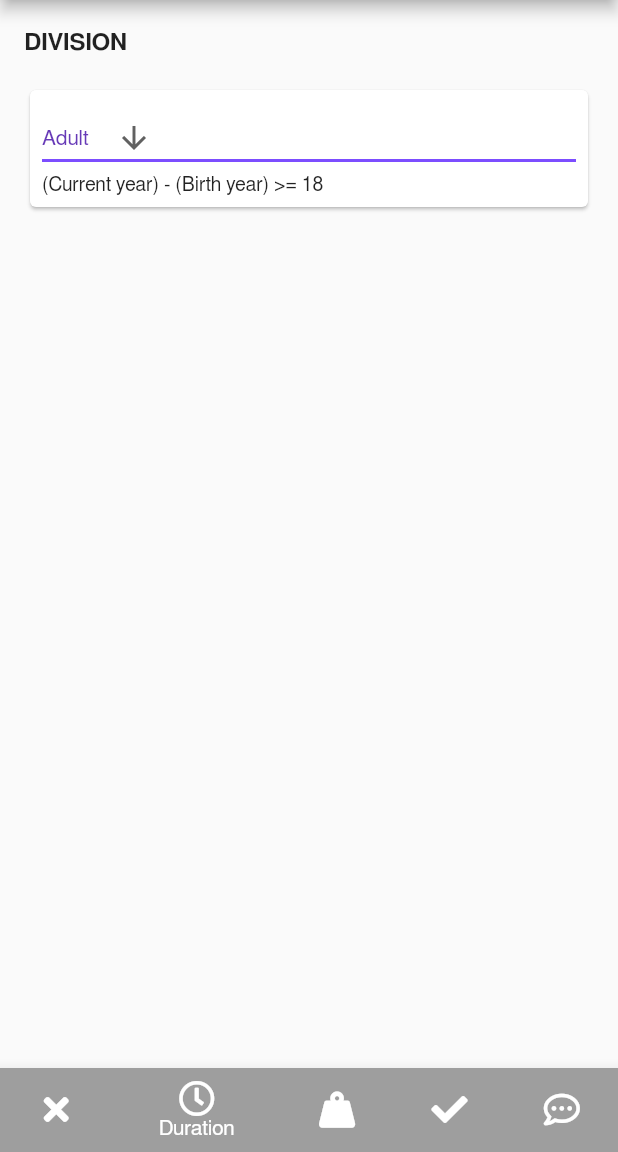
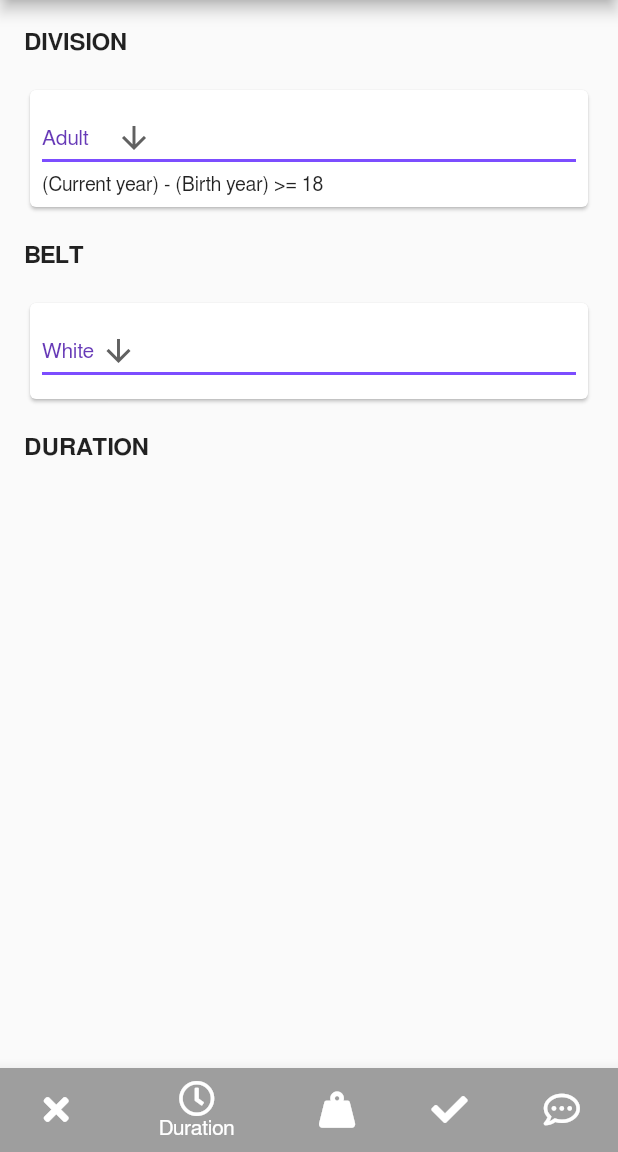
Before and after one commit to leregdos/bjj-mongolian, a Flutter app: the screen it shows after launch, item 2 of the bottom bar chosen, on a phone screen of 412 x 824 dp, the part 84-1236 px from its top. Run offline on Flutter 3.47's test engine with Material 2 defaults, Android fonts, the light colour scheme and no system bars; our stand-ins replace font_awesome_flutter; Roboto replaces fonts that are missing (FreeSans).

Commit message:
Add belt divisions

```diff
--- a/bjj_mongolian_rulebook/lib/durationPage.dart
+++ b/bjj_mongolian_rulebook/lib/durationPage.dart
@@ -7,6 +7,7 @@ class DurationPage extends StatefulWidget {
 
 class _DurationPageState extends State<DurationPage> {
   String dropdownValue = 'Adult';
+  String dropdownValueBelt = 'White';
   List<String> divisionList = [
     'Kids 1',
     'Kids 2',
@@ -19,6 +20,7 @@ class _DurationPageState extends State<DurationPage> {
     'Master'
   ];
   List<int> ageList = [4, 6, 8, 10, 12, 14, 16, 18, 30];
+  List<String> beltList = ['White', 'Blue', 'Purple', 'Brown', 'Black'];
   int age = 18;
 
   @override
@@ -41,7 +43,83 @@ class _DurationPageState extends State<DurationPage> {
             child: buildDropdownButton(),
           ),
         ),
+        ListTile(
+          title: Text(
+            'BELT',
+            style: TextStyle(
+                fontSize: 16,
+                fontFamily: 'FreeSans',
+                fontWeight: FontWeight.bold),
+          ),
+        ),
+        Padding(
+          padding: const EdgeInsets.symmetric(horizontal: 16.0),
+          child: divisionList.indexOf(dropdownValue) > 6
+              ? Card(child: buildBeltDropdownButton())
+              : Card(
+                  elevation: 2,
+                  child: Padding(
+                    padding: const EdgeInsets.all(16.0),
+                    child: Container(
+                      height: 16,
+                      child: Text(
+                        'All Belts',
+                        style: TextStyle(
+                          color: Colors.deepPurple,
+                          fontSize: 15,
+                          fontFamily: 'FreeSans',
+                        ),
+                      ),
+                    ),
+                  ),
+                ),
+        ),
+        ListTile(
+          title: Text(
+            'DURATION',
+            style: TextStyle(
+                fontSize: 16,
+                fontFamily: 'FreeSans',
+                fontWeight: FontWeight.bold),
+          ),
+        ),
       ],
+    );
+  }
+
+  Widget buildBeltDropdownButton() {
+    return Padding(
+      padding: const EdgeInsets.all(8.0),
+      child: Column(
+        crossAxisAlignment: CrossAxisAlignment.stretch,
+        children: [
+          Container(
+            child: DropdownButton<String>(
+              value: dropdownValueBelt,
+              icon: const Icon(Icons.arrow_downward),
+              iconSize: 24,
+              elevation: 16,
+              style: const TextStyle(
+                  color: Colors.deepPurple, fontFamily: 'FreeSans'),
+              underline: Container(
+                height: 2,
+                color: Colors.deepPurpleAccent,
+              ),
+              onChanged: (String newValue) {
+                setState(() {
+                  dropdownValueBelt = newValue;
+                });
+              },
+              items: beltList.map<DropdownMenuItem<String>>((String value) {
+                return DropdownMenuItem<String>(
+                  value: value,
+                  child: Text(value),
+                );
+              }).toList(),
+            ),
+          ),
+        ],
+      ),
     );
   }
 
```
Also changed, not shown: 1 other file.
